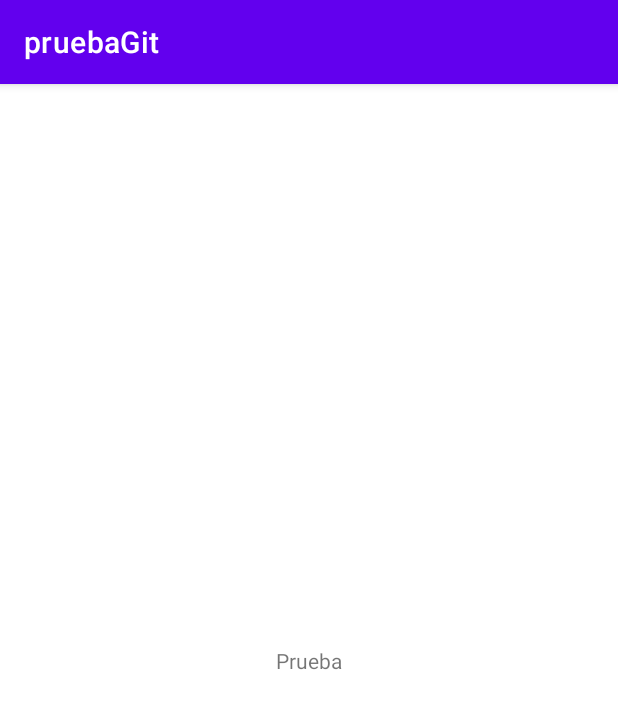
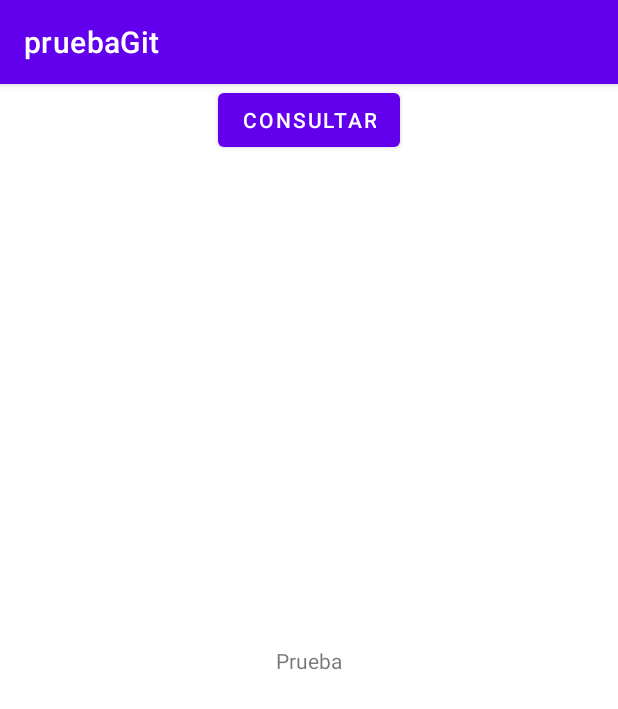
Before and after one commit to christian-97/newvoproyecto, an Android app: the screen it shows after launch (MainActivity), on a phone screen of 412 x 824 dp. Shown: the top 709 px of the screen. Run offline under Robolectric (Android 15) with nearby library versions, the phone set to English and light mode, and no system bars.

Commit message:
primer commit

```diff
--- a/app/src/main/res/layout/activity_main.xml
+++ b/app/src/main/res/layout/activity_main.xml
@@ -15,4 +15,13 @@
         app:layout_constraintStart_toStartOf="parent"
         app:layout_constraintTop_toTopOf="parent" />
 
+    <Button
+        android:id="@+id/button"
+        android:layout_width="wrap_content"
+        android:layout_height="wrap_content"
+        android:text="Consultar"
+        app:layout_constraintEnd_toEndOf="parent"
+        app:layout_constraintStart_toStartOf="parent"
+        tools:layout_editor_absoluteY="250dp" />
+
 </androidx.constraintlayout.widget.ConstraintLayout>
```
